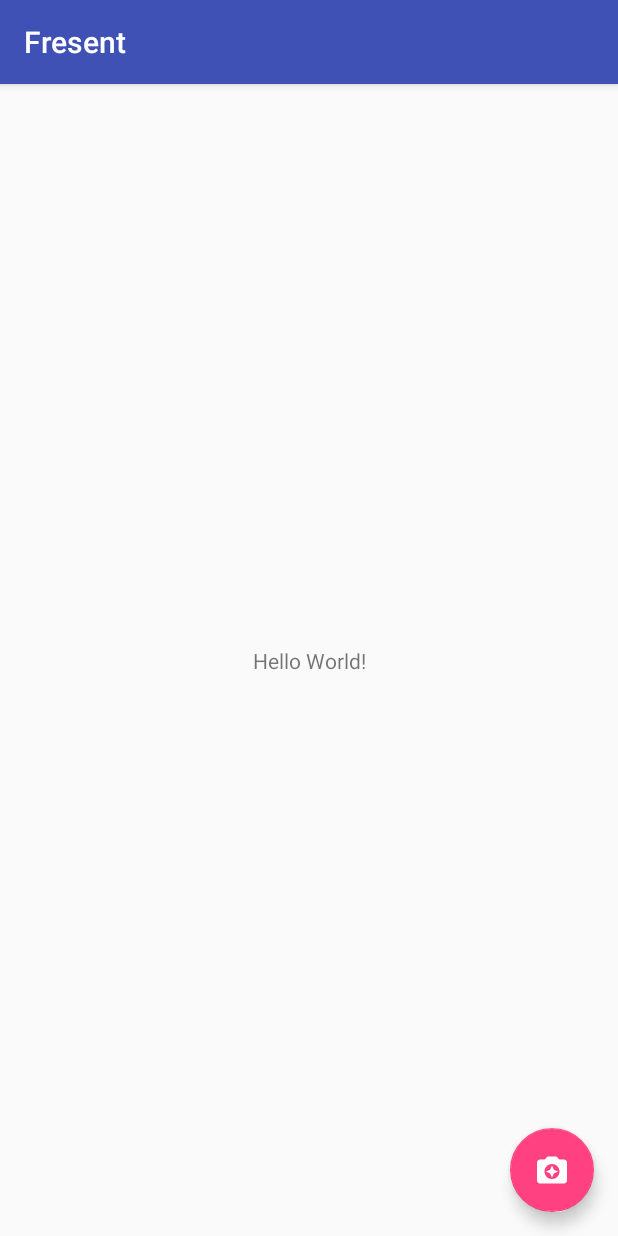
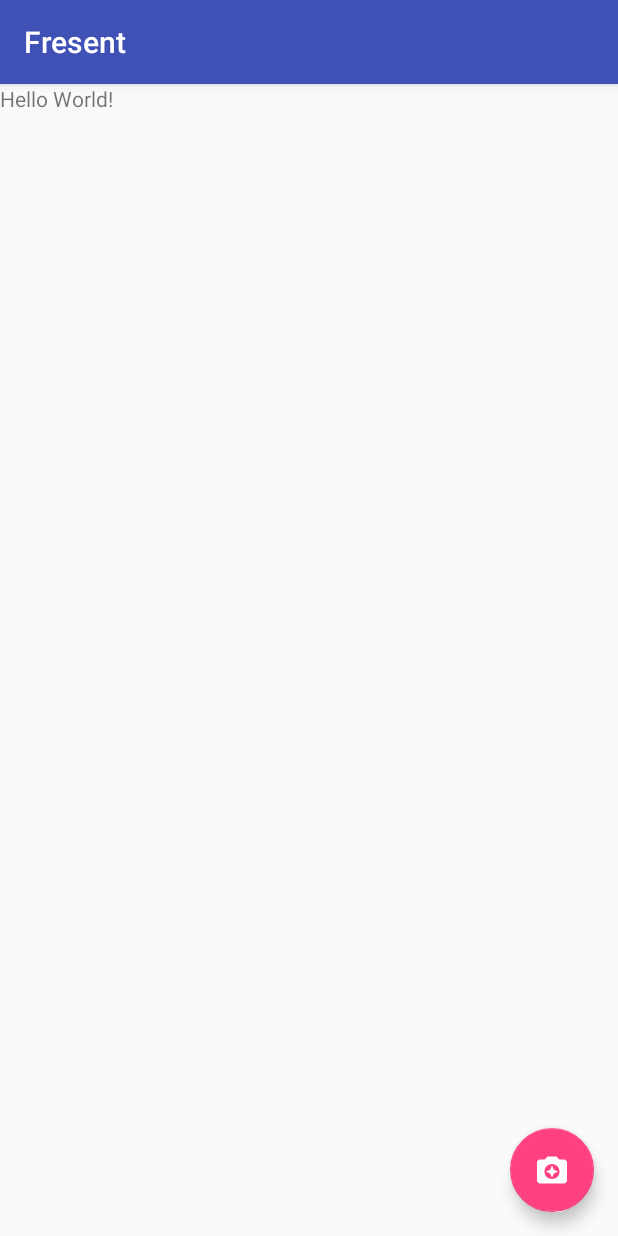
Before and after one commit to Hikari9/Hackzilla-TeamFresent, an Android app: the screen it shows after launch (MainActivity), on a phone screen of 412 x 824 dp. Run offline under Robolectric (Android 15) with nearby library versions, the phone set to English and light mode, and no system bars; our stand-ins replace ButterKnife; 2 statements that could not run were skipped.

Commit message:
Fixed view builds for MainActivity

```diff
--- a/app/app/src/main/java/com/fresent/fresent/MainActivity.java
+++ b/app/app/src/main/java/com/fresent/fresent/MainActivity.java
@@ -61,7 +61,7 @@ public class MainActivity extends BaseActivity {
         if (requestCode == REQUEST_CAMERA) {
             if (resultCode == CameraActivity.RESULT_DENIED) {
                 // show snackbar that camera permission is required
-                Snackbar.make(getWindow().getDecorView(),
+                Snackbar.make(findViewById(R.id.coordinator_layout),
                     "Camera is required to take pictures",
                     Snackbar.LENGTH_INDEFINITE)
                     .setAction("Allow", new View.OnClickListener() {
--- a/app/app/src/main/java/com/fresent/fresent/ai/FaceDetection.java
+++ b/app/app/src/main/java/com/fresent/fresent/ai/FaceDetection.java
@@ -94,7 +94,7 @@ public class FaceDetection extends ContextWrapper {
     public void loadClassifier() {
         if (!OpenCVLoader.initDebug()) {
             Log.d(TAG, "Internal OpenCV library not found. Using OpenCV Manager for initialization");
-            OpenCVLoader.initAsync(OpenCVLoader.OPENCV_VERSION_3_0_0, this, loaderCallback);
+            OpenCVLoader.initAsync(OpenCVLoader.OPENCV_VERSION_3_2_0, this, loaderCallback);
         } else {
             Log.d(TAG, "OpenCV library found inside package. Using it.");
             loaderCallback.onManagerConnected(LoaderCallbackInterface.SUCCESS);
--- a/app/app/src/main/res/layout/activity_main.xml
+++ b/app/app/src/main/res/layout/activity_main.xml
@@ -1,11 +1,12 @@
 <?xml version="1.0" encoding="utf-8"?>
 <android.support.design.widget.CoordinatorLayout
+    android:id="@+id/coordinator_layout"
     xmlns:android="http://schemas.android.com/apk/res/android"
     xmlns:app="http://schemas.android.com/apk/res-auto"
     xmlns:tools="http://schemas.android.com/tools"
     android:layout_width="match_parent"
     android:layout_height="match_parent"
-    tools:context="com.fresent.fresent.MainActivity">
+    tools:context=".MainActivity">
 
     <android.support.design.widget.AppBarLayout
         android:layout_width="match_parent"
--- a/app/app/src/main/res/layout/content_main.xml
+++ b/app/app/src/main/res/layout/content_main.xml
@@ -1,10 +1,12 @@
 <?xml version="1.0" encoding="utf-8"?>
-<android.support.constraint.ConstraintLayout
+<LinearLayout
     xmlns:android="http://schemas.android.com/apk/res/android"
     xmlns:app="http://schemas.android.com/apk/res-auto"
     xmlns:tools="http://schemas.android.com/tools"
     android:layout_width="match_parent"
     android:layout_height="match_parent"
+    android:orientation="vertical"
+    android:weightSum="1"
     app:layout_behavior="@string/appbar_scrolling_view_behavior"
     tools:context="com.fresent.fresent.MainActivity"
     tools:showIn="@layout/activity_main">
@@ -13,10 +15,6 @@
         android:id="@+id/sample_text"
         android:layout_width="wrap_content"
         android:layout_height="wrap_content"
-        android:text="Hello World!"
-        app:layout_constraintBottom_toBottomOf="parent"
-        app:layout_constraintLeft_toLeftOf="parent"
-        app:layout_constraintRight_toRightOf="parent"
-        app:layout_constraintTop_toTopOf="parent"/>
+        android:text="Hello World!"/>
 
-</android.support.constraint.ConstraintLayout>
+</LinearLayout>
```
Also changed, not shown: 160 other files.
